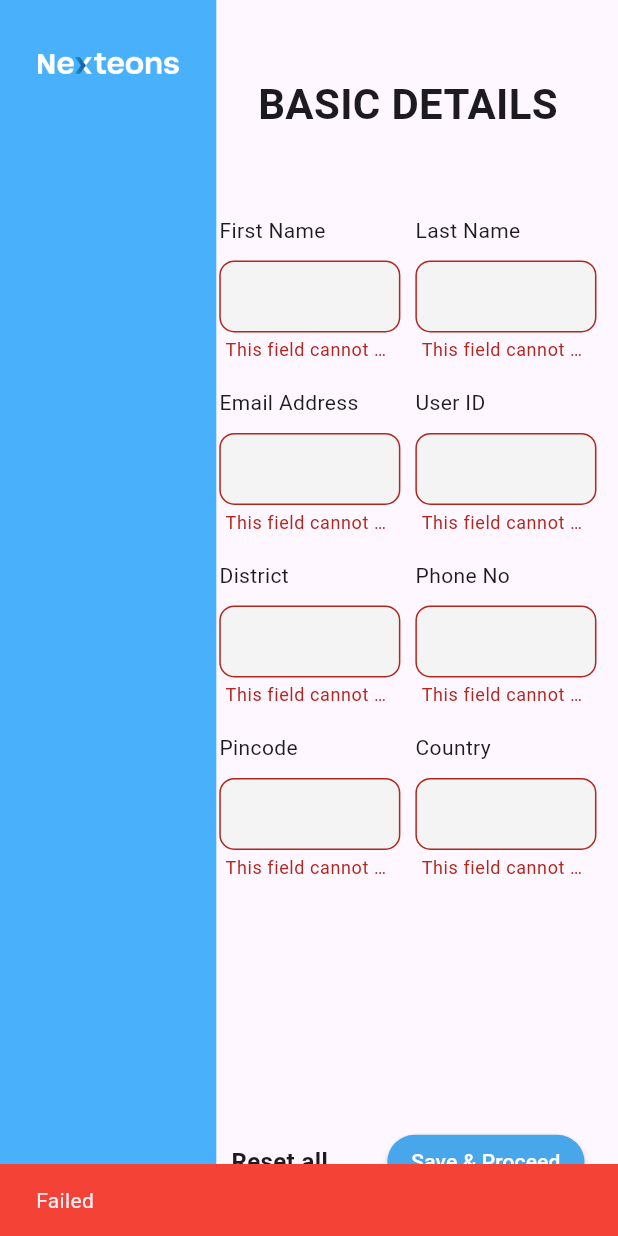
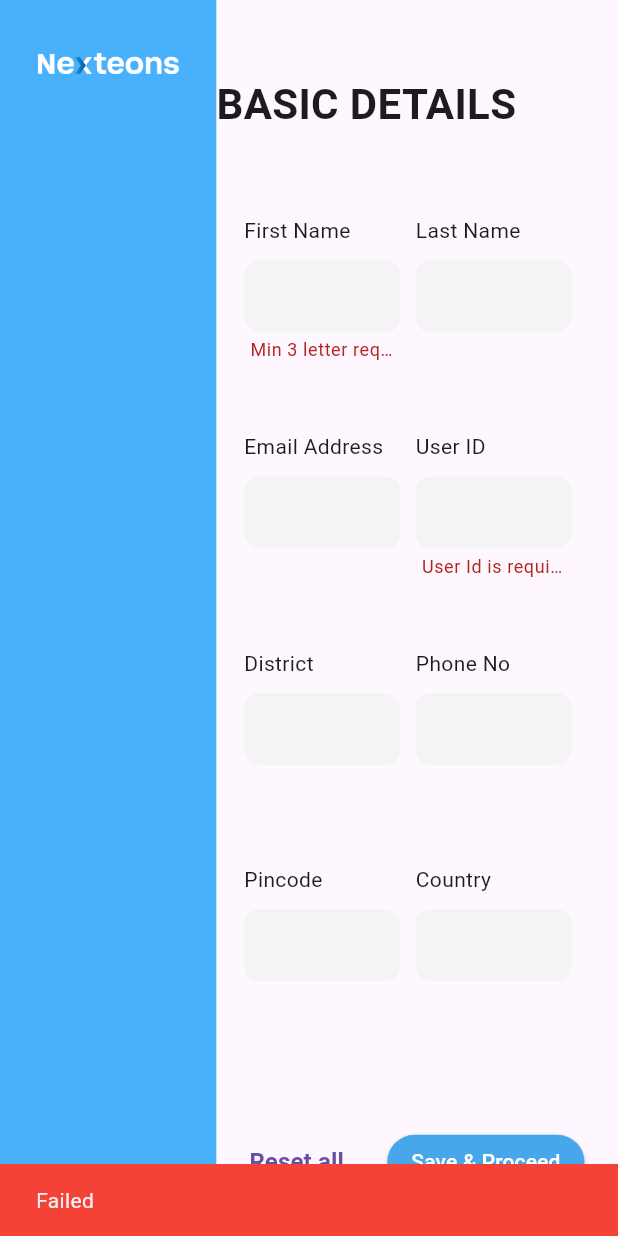
Before and after one commit to AmosPeterAlex/nexteons_study, a Flutter app: the screen it shows after launch, after a tap on "Save & Proceed", on a phone screen of 412 x 824 dp. Run offline on Flutter 3.47's test engine with Material 3 defaults, Android fonts, the phone set to English and light mode, and no system bars.

Commit message:
everything working fine, but to be broke

```diff
--- a/lib/screens/macBook/mac_view.dart
+++ b/lib/screens/macBook/mac_view.dart
@@ -1,3 +1,4 @@
+import 'package:flutter/cupertino.dart';
 import 'package:flutter/material.dart';
 import 'package:nexteons_internship_task/constants/color_constants.dart';
 import 'package:nexteons_internship_task/widgets/save_button.dart';
@@ -32,14 +33,44 @@ class _MacViewState extends State<MacView> {
 
   String? addValidation(String? value) {
     if (value == null || value.isEmpty) {
-      return 'This field cannot be empty';
+      return null;
     }
     return null;
   }
 
   String? nameValidation(String? value) {
+    if (value == null || value.length < 3) {
+      return 'Min 3 letter required';
+    }
+    return null;
+  }
+
+  // String? emailValidation(String? value) {
+  //   if (value == null || value.isEmpty) {
+  //     return null;
+  //   }
+  //   if (!value.contains('@')) {
+  //     return 'Type a valid email';
+  //   }
+  //   return null;
+  // }
+
+  String? emailValidation(String? value) {
     if (value == null || value.isEmpty) {
-      return 'This field cannot be empty';
+      return null;
+    }
+
+    final emailRegex = RegExp(r'^[\w-\.]+@([\w-]+\.)+[\w-]{2,4}$');
+
+    if (!emailRegex.hasMatch(value)) {
+      return 'Type a valid email';
+    }
+    return null;
+  }
+
+  String? idValidation(String? value) {
+    if (value == null || value.isEmpty) {
+      return 'User Id is required';
     }
     return null;
   }
@@ -47,11 +78,11 @@ class _MacViewState extends State<MacView> {
   @override
   Widget build(BuildContext context) {
     var size = MediaQuery.of(context).size;
-    var basicDetails = [
+    var allTextFields = [
       {
         "title": "First Name",
         "controller": firstNameController,
-        "validation": addValidation,
+        "validation": nameValidation,
       },
       {
         "title": "Last Name",
@@ -61,12 +92,12 @@ class _MacViewState extends State<MacView> {
       {
         "title": "Email Address",
         "controller": emailController,
-        "validation": addValidation,
+        "validation": emailValidation,
       },
       {
         "title": "User ID",
         "controller": userIdController,
-        "validation": addValidation,
+        "validation": idValidation,
       },
       {
         "title": "District",
@@ -106,6 +137,7 @@ class _MacViewState extends State<MacView> {
           Padding(
             padding: EdgeInsets.only(top: size.height * .06),
             child: Column(
+              crossAxisAlignment: CrossAxisAlignment.start,
               mainAxisAlignment: MainAxisAlignment.spaceBetween,
               children: [
                 Text(
@@ -118,21 +150,22 @@ class _MacViewState extends State<MacView> {
                     height: size.height * .64,
                     width: size.width * .62,
                     child: Padding(
-                      padding: EdgeInsets.symmetric(horizontal: 2),
+                      padding: EdgeInsets.symmetric(
+                          horizontal: size.width * .045), //ee
                       child: GridView.builder(
                         physics: NeverScrollableScrollPhysics(),
-                        itemCount: basicDetails.length,
+                        itemCount: allTextFields.length,
                         gridDelegate: SliverGridDelegateWithFixedCrossAxisCount(
                             crossAxisCount: 2,
-                            mainAxisExtent: 110,
+                            mainAxisExtent: size.height * .16,
                             childAspectRatio: 2.2,
-                            mainAxisSpacing: 5,
-                            crossAxisSpacing: 10),
+                            mainAxisSpacing: size.height * .015,
+                            crossAxisSpacing: size.width * .025),
                         itemBuilder: (context, index) {
-                          var title = basicDetails[index]['title'];
-                          var controller = basicDetails[index]['controller']
+                          var title = allTextFields[index]['title'];
+                          var controller = allTextFields[index]['controller']
                               as TextEditingController?;
-                          var validator = basicDetails[index]['validation']
+                          var validator = allTextFields[index]['validation']
                               as String? Function(String?)?;
                           return Column(
                             children: [
@@ -161,10 +194,22 @@ class _MacViewState extends State<MacView> {
                     child: Row(
                       mainAxisAlignment: MainAxisAlignment.spaceBetween,
                       children: [
-                        Text(
-                          "Reset all",
-                          style: TextStyle(
-                              fontWeight: FontWeight.bold, fontSize: 16),
+                        TextButton(
+                          onPressed: () {
+                            firstNameController.clear();
+                            secondNameController.clear();
+                            emailController.clear();
+                            userIdController.clear();
+                            districtController.clear();
+                            phoneNoController.clear();
+                            pinCodeController.clear();
+                            countryController.clear();
+                          },
+                          child: Text(
+                            "Reset all",
+                            style: TextStyle(
+                                fontWeight: FontWeight.bold, fontSize: 16),
+                          ),
                         ),
                         SaveButton(
                           onPressed: () {
--- a/lib/widgets/text_field_widget.dart
+++ b/lib/widgets/text_field_widget.dart
@@ -19,7 +19,9 @@ class TextFieldWidget extends StatelessWidget {
           fillColor: ColorConstants.textFieldFillColor,
           filled: true,
           contentPadding: EdgeInsets.symmetric(vertical: 5),
-          border: OutlineInputBorder(borderRadius: BorderRadius.circular(10))),
+          border: OutlineInputBorder(
+              borderRadius: BorderRadius.circular(10),
+              borderSide: BorderSide.none)),
     );
   }
 }
```
